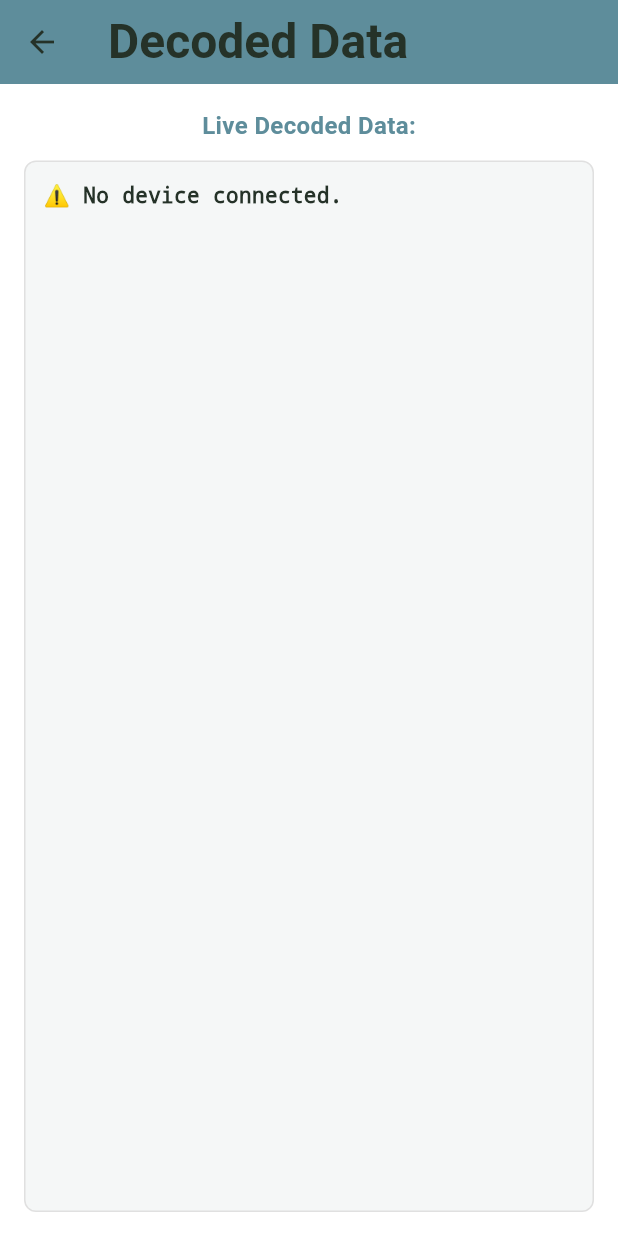
After one commit to guysiman/sensy_patient_app, a Flutter app: the DecodedDataScreen screen opened by its route, on a phone screen of 412 x 824 dp. The commit adds this screen. Run offline on Flutter 3.47's test engine with Material 3 defaults, Android fonts, the phone set to English and light mode, and no system bars; our stand-ins replace cloud_firestore, firebase_auth, firebase_core, flutter_blue_plus, permission_handler; missing offline and left inert: app_settings; accounts and stored records are empty.

Commit message:
EC integration

```diff
--- a/lib/main.dart
+++ b/lib/main.dart
@@ -15,6 +15,7 @@ import 'screens/home_page.dart';
 import 'screens/sign_in_page.dart';
 import 'screens/bluetooth_page.dart';
 import 'screens/main_page.dart';
+import 'screens/decoded_data_page.dart';
 
 Future<void> main() async {
   WidgetsFlutterBinding.ensureInitialized();
@@ -142,6 +143,7 @@ class MyApp extends StatelessWidget {
             '/devicepairingpage': (context) => DevicePairingPage(),
             '/bluetoothpage': (context) => BluetoothPage(),
             '/bluetoothoffpage': (context) => BluetoothOffPage(),
+            '/datapage': (context) => DecodedDataScreen(),
             '/mainpage': (context) => MainPage(),
           },
         );
--- /dev/null
+++ b/lib/screens/decoded_data_page.dart
@@ -0,0 +1,191 @@
+import 'dart:typed_data';
+import 'dart:async';
+import 'dart:io';
+import 'package:flutter/material.dart';
+import 'package:flutter_blue_plus/flutter_blue_plus.dart';
+import 'package:provider/provider.dart';
+import '../providers/bluetooth_provider.dart';
+
+class DecodedDataScreen extends StatefulWidget {
+  const DecodedDataScreen({super.key});
+
+  @override
+  State<DecodedDataScreen> createState() => _DecodedDataScreenState();
+}
+
+class _DecodedDataScreenState extends State<DecodedDataScreen> {
+  String _decodedResult = '';
+  StreamSubscription<List<int>>? _notificationSubscription;
+  final List<int> _buffer = [];
+  StringBuffer _bufferedString = StringBuffer();
+
+
+  @override
+  void initState() {
+    super.initState();
+    final device = context.read<BluetoothProvider>().EC;
+    if (device != null) {
+      _readLiveData(device);
+      _startListening(device);
+    } else {
+      setState(() {
+        _decodedResult = '⚠️ No device connected.';
+      });
+    }
+  }
+
+  @override
+  void dispose() {
+    _notificationSubscription?.cancel();
+    super.dispose();
+  }
+
+  void _startListening(BluetoothDevice device) async {
+    try {
+      // Request a higher MTU on Android to accommodate larger data packets
+      if (Platform.isAndroid) {
+        await device.requestMtu(512);
+      }
+
+      List<BluetoothService> services = await device.discoverServices();
+
+      for (BluetoothService service in services) {
+        for (BluetoothCharacteristic characteristic in service.characteristics) {
+          if (characteristic.properties.notify) {
+            await characteristic.setNotifyValue(true);
+
+            _notificationSubscription = characteristic.value.listen((value) {
+              _onDataReceived(value);
+            });
+
+            print("✅ Subscribed to notifications on ${characteristic.uuid}");
+            return;
+          }
+        }
+      }
+
+      print("⚠️ No notifiable characteristic found.");
+    } catch (e) {
+      print("❌ Error setting up Bluetooth listener: $e");
+      setState(() {
+        _decodedResult = '❌ Failed to start listening: $e';
+      });
+    }
+  }
+
+  Future<void> _readLiveData(BluetoothDevice device) async {
+    try {
+      List<BluetoothService> services = await device.discoverServices();
+
+      for (BluetoothService service in services) {
+        for (BluetoothCharacteristic characteristic
+        in service.characteristics) {
+          if (characteristic.properties.notify) {
+            await characteristic.setNotifyValue(true);
+            characteristic.value.listen((value) {
+              String receivedData = String.fromCharCodes(value);
+              print("📡 DData Received: $receivedData");
+            });
+            print("-- -- Listening for live data on ${characteristic.uuid}");
+          }
+        }
+      }
+    } catch (e) {
+      print("XX Error reading live data: $e");
+    }
+  }
+
+
+  void _onDataReceived(List<int> dataChunk) {
+    try {
+      // Convert incoming bytes to string (they are ASCII characters)
+      final receivedString = String.fromCharCodes(dataChunk);
+      print("📡 Raw Received String: $receivedString");
+
+      // Append to the buffer string
+      _bufferedString.write(receivedString);
+
+      // Try to extract 20 values
+      final parts = _bufferedString.toString().trim().split(RegExp(r'\s+'));
+
+      if (parts.length >= 20) {
+        final completeParts = parts.sublist(0, 20);
+        _bufferedString = StringBuffer(parts.sublist(20).join(' '));
+        _decode(completeParts);
+      }
+    } catch (e) {
+      print("❌ Error processing received chunk: $e");
+    }
+  }
+
+
+
+  void _decode(List<String> hexStrings) {
+    try {
+      final decimalValues = hexStrings.map((hex) => int.parse(hex, radix: 16)).toList();
+      final result = 'Decoded Decimal Values:\n${decimalValues.join(' ')}';
+      setState(() {
+        _decodedResult = result;
+      });
+      print("✅ Decoded Data: $result");
+    } catch (e) {
+      print("❌ Error decoding data: $e");
+      setState(() {
+        _decodedResult = '❌ Error decoding data';
+      });
+    }
+  }
+
+
+
+
+  String _formatBytes(List<int> bytes) {
+    return bytes.map((b) => b.toRadixString(16).padLeft(2, '0').toUpperCase()).join(' ');
+  }
+
+  @override
+  Widget build(BuildContext context) {
+    return Scaffold(
+      appBar: AppBar(
+        title: const Text("Decoded Data"),
+        backgroundColor: const Color(0xFF5E8D9B),
+      ),
+      body: Padding(
+        padding: const EdgeInsets.all(16.0),
+        child: Column(
+          children: [
+            const Text(
+              "Live Decoded Data:",
+              style: TextStyle(
+                color: Color(0xFF5E8D9B),
+                fontSize: 16,
+                fontWeight: FontWeight.bold,
+              ),
+            ),
+            const SizedBox(height: 12),
+            Expanded(
+              child: Container(
+                width: double.infinity,
+                padding: const EdgeInsets.all(12),
+                decoration: BoxDecoration(
+                  color: const Color(0xFFF5F7F7),
+                  borderRadius: BorderRadius.circular(8),
+                  border: Border.all(color: Colors.grey.shade300),
+                ),
+                child: SingleChildScrollView(
+                  child: Text(
+                    _decodedResult,
+                    style: const TextStyle(
+                      fontFamily: 'Courier',
+                      fontSize: 14,
+                    ),
+                  ),
+                ),
+              ),
+            ),
+          ],
+        ),
+      ),
+    );
+  }
+}
--- a/lib/screens/home_page.dart
+++ b/lib/screens/home_page.dart
@@ -35,6 +35,12 @@ class _HomePageState extends State<HomePage> {
                   Navigator.pushNamed(context, '/devicepairingpage');
                 },
               ),
+              // ElevatedButton(
+              //   child: const Text("Data"),
+              //   onPressed: () {
+              //     Navigator.pushNamed(context, '/datapage');
+              //   },
+              // ),
               ElevatedButton(
                 child: const Text("Mapping"),
                 onPressed: () {
--- a/lib/screens/session_page.dart
+++ b/lib/screens/session_page.dart
@@ -400,8 +400,8 @@ class _SessionScreenState extends State<SessionScreen> {
       });
     });
 
-    // Start sending data every 5 seconds
-    writeDataTimer = Timer.periodic(Duration(seconds: 1), (timer) async {
+    // Start sending data every 20 ms
+    writeDataTimer = Timer.periodic(Duration(milliseconds: 20), (timer) async {
       if (modulationResults != null) {
         Map<String, dynamic> dataToSend = {
           'pressure': modulationResults!['pressure'],
--- a/pubspec.yaml
+++ b/pubspec.yaml
@@ -42,6 +42,11 @@ dependencies:
   flutter_blue_plus: ^1.35.3
   app_settings: ^5.2.0
   provider: ^6.0.3
+  permission_handler: ^12.0.0+1
+  path_provider: ^2.1.5
+  http: ^1.3.0
+  path: ^1.9.1
+  string_validator: ^1.1.0
 dev_dependencies:
   flutter_test:
     sdk: flutter
```
Also changed, not shown: lib/screens/device_pairing_page.dart (+53 -3 lines), pubspec.lock, 8 other files.
